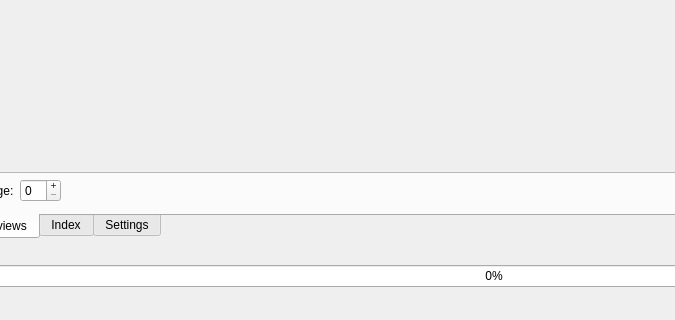
quitesimpleorg/looqs, file gui/mainwindow.ui: the form before one commit; both pictures show x 146 to 821 and y 535 to 855 of the 1280 by 855 pixel window.
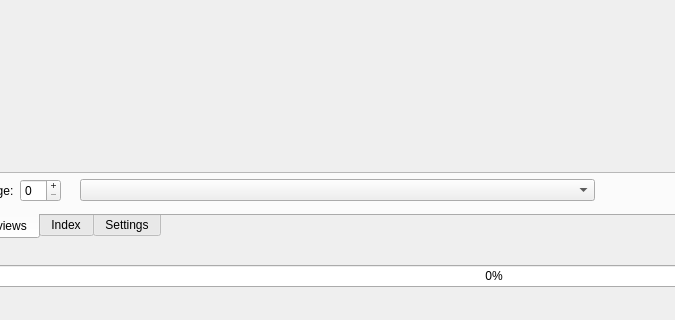
The form after the commit. The open tabs and pages were chosen to show the change.

Commit message: gui: previews: Allow filtering file for which to show preview

Patch:
```diff
--- a/gui/mainwindow.ui
+++ b/gui/mainwindow.ui
@@ -162,6 +162,16 @@
             </property>
            </widget>
           </item>
+          <item>
+           <widget class="QComboBox" name="comboPreviewFiles">
+            <property name="sizePolicy">
+             <sizepolicy hsizetype="Expanding" vsizetype="Fixed">
+              <horstretch>0</horstretch>
+              <verstretch>0</verstretch>
+             </sizepolicy>
+            </property>
+           </widget>
+          </item>
           <item>
            <spacer name="horizontalSpacer">
             <property name="orientation">
```
Left out of the diff: 2 changed lines with no effect on the pictures. The commit also changes 1 other file.
